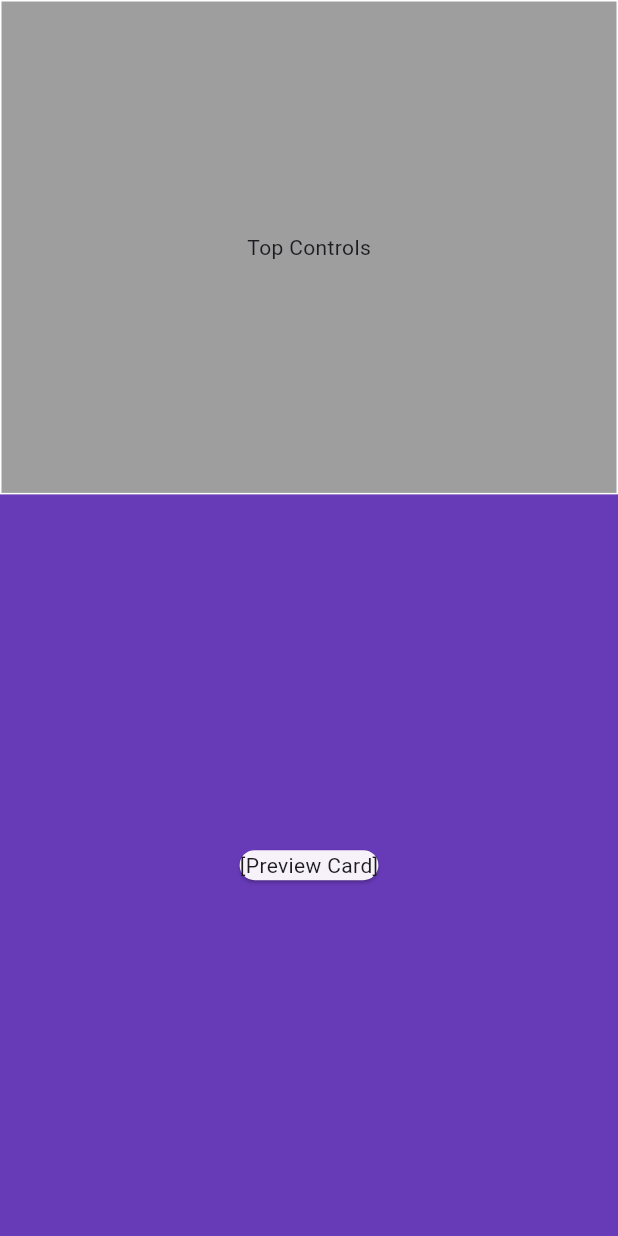
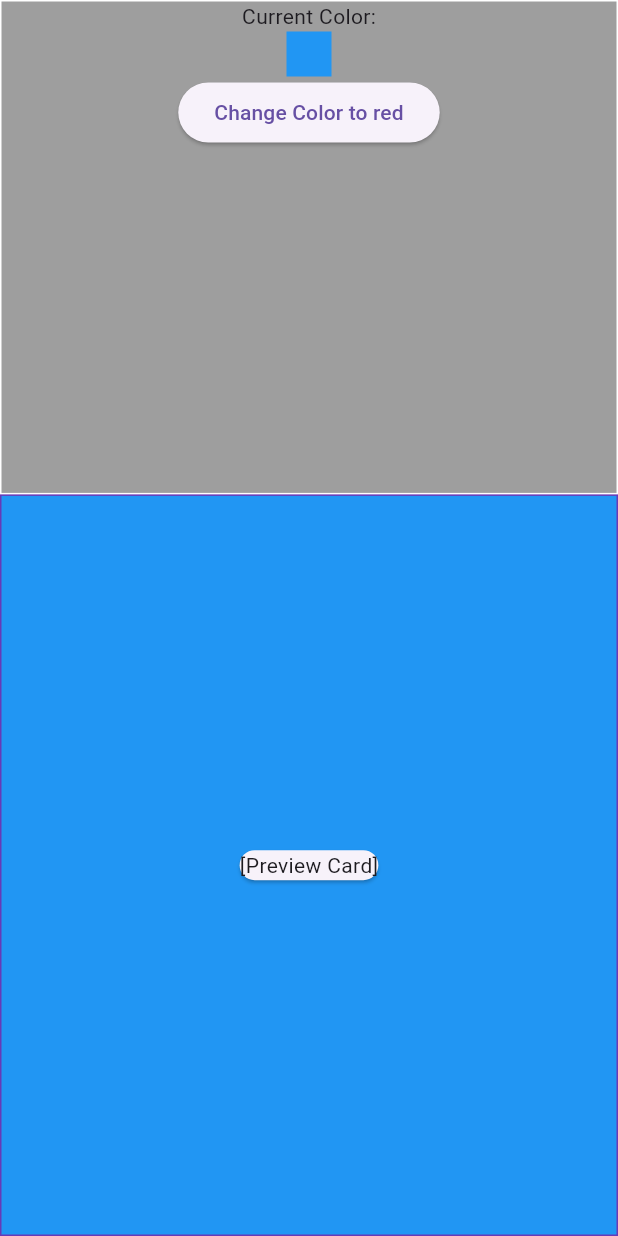
Before and after one commit to scouserdev/design_sandbox, a Flutter app: the screen it shows after launch, on a phone screen of 412 x 824 dp. Run offline on Flutter 3.47's test engine with Material 3 defaults, Android fonts, the phone set to English and light mode, and no system bars; our stand-ins replace flutter_riverpod.

Commit message:
feat: connect top and bottom panes through colorProvider

```diff
--- /dev/null
+++ b/lib/features/sandbox/providers/color_provider.dart
@@ -0,0 +1,6 @@
+import 'package:flutter_riverpod/legacy.dart';
+import 'package:flutter/material.dart';
+
+final colorProvider = StateProvider<Color>((ref) {
+  return Colors.blue;
+});
--- a/lib/features/sandbox/widgets/bottom_preview.dart
+++ b/lib/features/sandbox/widgets/bottom_preview.dart
@@ -1,3 +1,4 @@
+import 'package:design_sandbox/features/sandbox/providers/color_provider.dart';
 import 'package:flutter/material.dart';
 import 'package:flutter_riverpod/flutter_riverpod.dart';
 
@@ -7,7 +8,7 @@ class BottomPreview extends ConsumerWidget {
   Widget build(BuildContext context, WidgetRef ref) {
     return Container(
       decoration: BoxDecoration(
-        color: Colors.deepPurple,
+        color: ref.watch(colorProvider),
         border: Border.all(color: Colors.deepPurple),
       ),
       child: Center(child: Card(child: Text("[Preview Card]"))),
--- a/lib/features/sandbox/widgets/top_controls.dart
+++ b/lib/features/sandbox/widgets/top_controls.dart
@@ -1,3 +1,4 @@
+import 'package:design_sandbox/features/sandbox/providers/color_provider.dart';
 import 'package:flutter/material.dart';
 import 'package:flutter_riverpod/flutter_riverpod.dart';
 
@@ -6,6 +7,7 @@ class TopControls extends ConsumerWidget {
   final double height;
   @override
   Widget build(BuildContext context, WidgetRef ref) {
+    var currentColor = ref.watch(colorProvider);
     var safeHeight = height.clamp(120, double.infinity).toDouble();
 
     return Container(
@@ -14,7 +16,26 @@ class TopControls extends ConsumerWidget {
         color: Colors.grey,
         border: Border.all(color: Colors.white),
       ),
-      child: Center(child: Text("Top Controls")),
+      child: Center(
+        child: Column(
+          children: [
+            Text("Current Color:"),
+            SizedBox(
+              child: Container(
+                height: 30,
+                width: 30,
+                decoration: BoxDecoration(color: currentColor),
+              ),
+            ),
+            ElevatedButton(
+              onPressed: () {
+                ref.read(colorProvider.notifier).state = Colors.red;
+              },
+              child: Text("Change Color to red"),
+            ),
+          ],
+        ),
+      ),
     );
   }
 }
```
